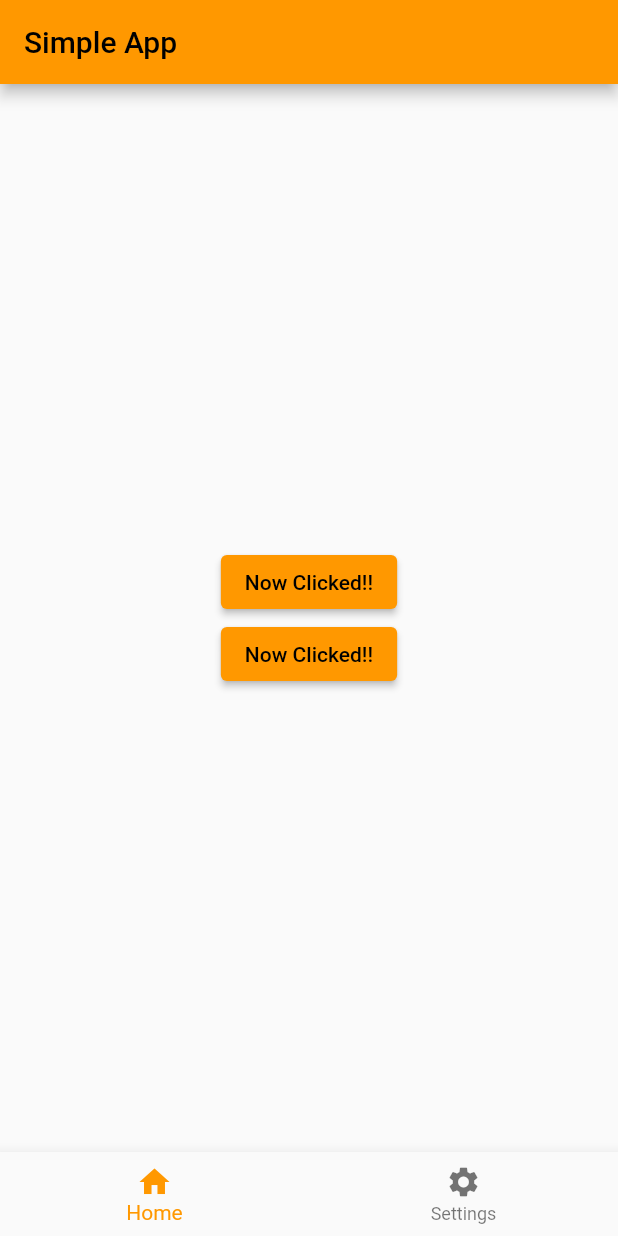
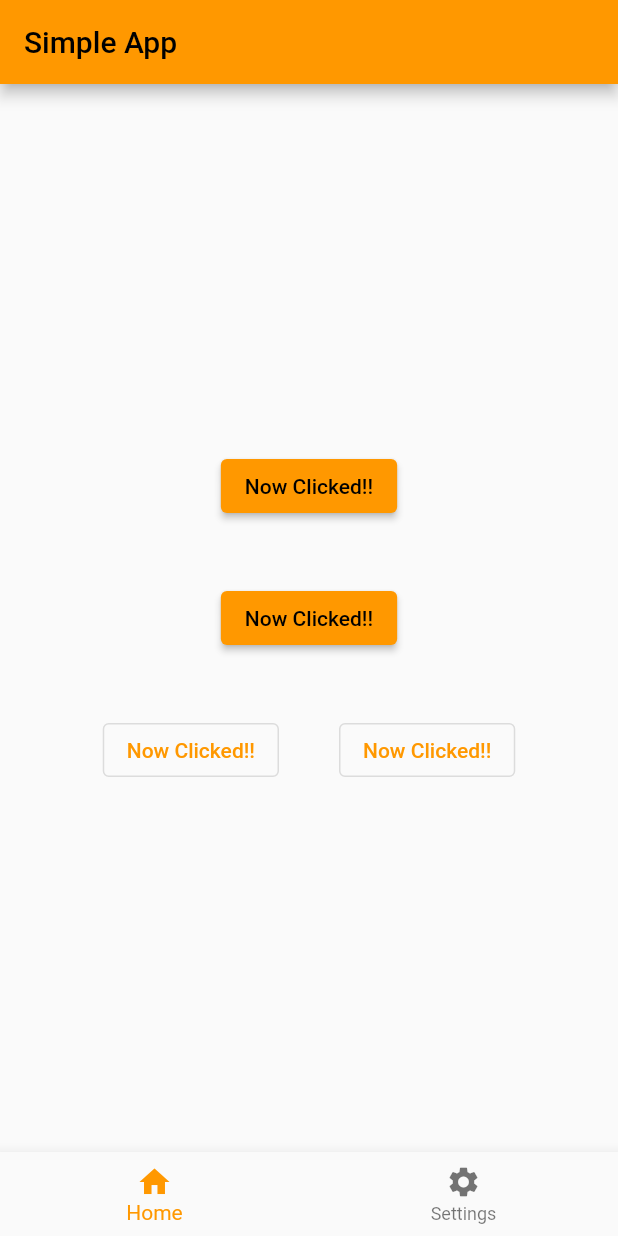
Before and after one commit to Lakshit-Chiranjiv/Flutter-Basics, a Flutter app: the screen it shows after launch, after a tap on "Unclicked", on a phone screen of 412 x 824 dp. Run offline on Flutter 3.47's test engine with Material 2 defaults, Android fonts, the phone set to English and light mode, and no system bars.

Commit message:
Row and sized box and outlined button

```diff
--- a/lib/main.dart
+++ b/lib/main.dart
@@ -75,6 +75,9 @@ class SomeWidgetState extends State<SomeWidget> {
                       },
                       child: Text(btnLabel),
                     ),
+                    SizedBox(
+                      height: 40,
+                    ),
                     ElevatedButton(
                       onPressed: () {
                         print('btn clicked');
@@ -84,6 +87,36 @@ class SomeWidgetState extends State<SomeWidget> {
                       },
                       child: Text(btnLabel),
                     ),
+                    SizedBox(
+                      height: 40,
+                    ),
+                    Row(
+                      children: [
+                        OutlinedButton(
+                          onPressed: () {
+                            print('btn clicked');
+                            setState(() {
+                              btnLabel = "Now Clicked!!";
+                            });
+                          },
+                          child: Text(btnLabel),
+                        ),
+                        SizedBox(
+                          width: 40,
+                        ),
+                        OutlinedButton(
+                          onPressed: () {
+                            print('btn clicked');
+                            setState(() {
+                              btnLabel = "Now Clicked!!";
+                            });
+                          },
+                          child: Text(btnLabel),
+                        ),
+                      ],
+                      mainAxisAlignment: MainAxisAlignment.center,
+                      crossAxisAlignment: CrossAxisAlignment.center,
+                    )
                   ],
                   mainAxisAlignment: MainAxisAlignment.center,
                   crossAxisAlignment: CrossAxisAlignment.center,
```
